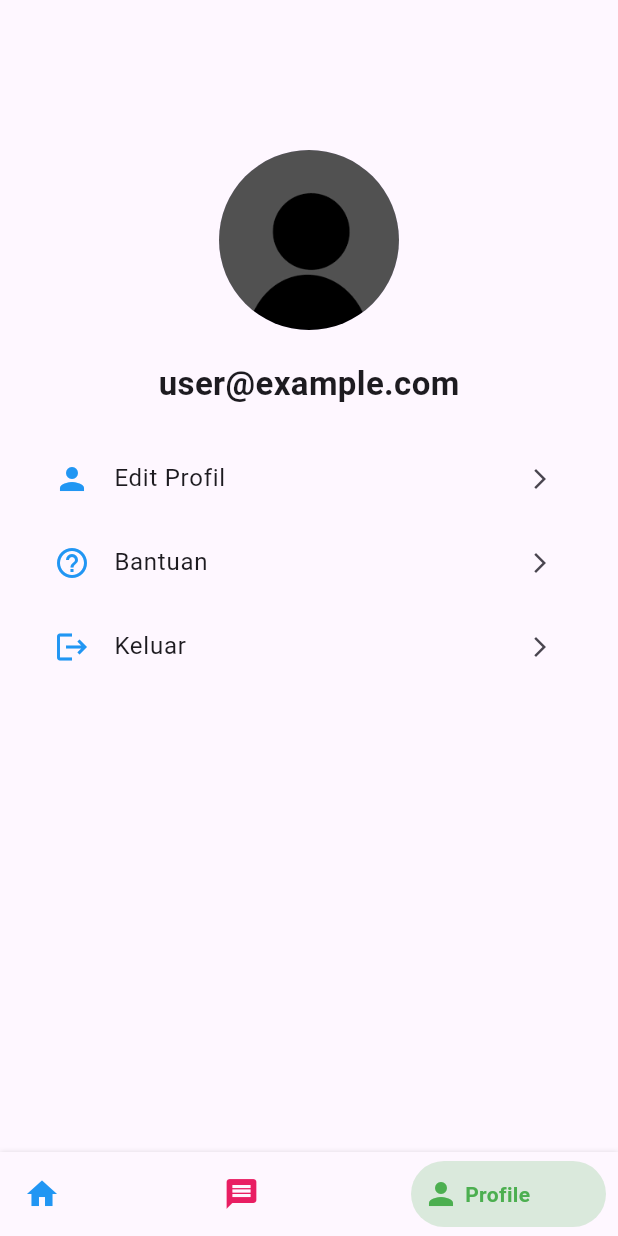
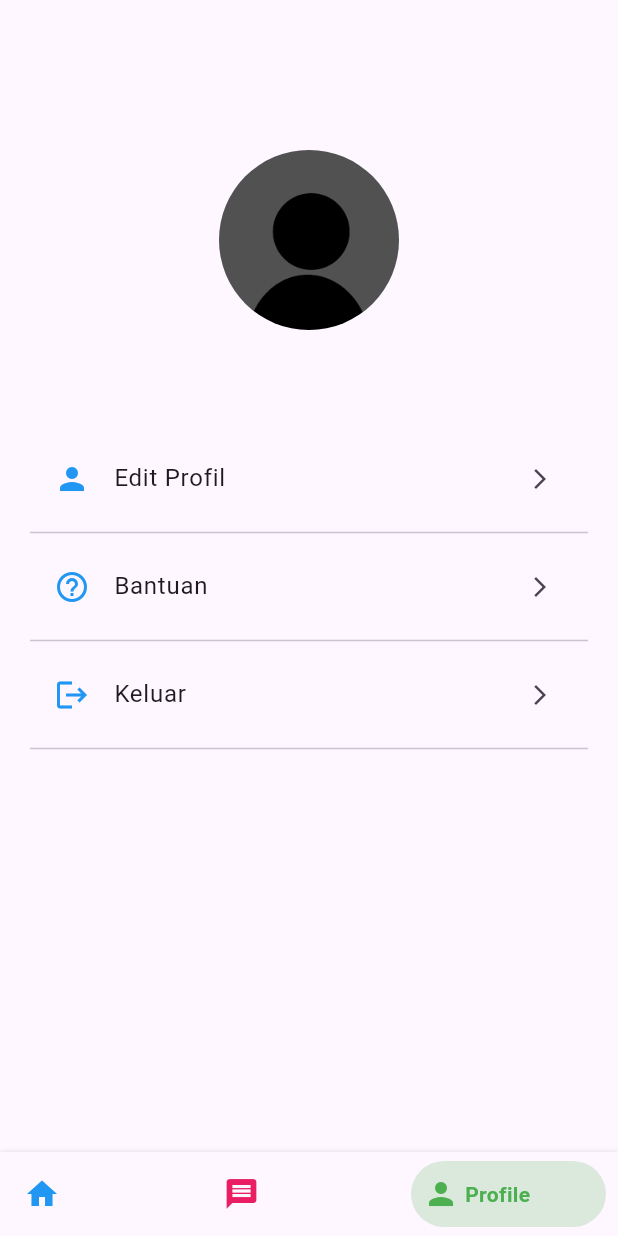
Before and after one commit to RafiRhnnn/kosanbaru, a Flutter app: the PencariKosScreen screen opened directly with empty values, item 3 of the bottom bar chosen, on a phone screen of 412 x 824 dp. Run offline on Flutter 3.47's test engine with Material 3 defaults, Android fonts, the phone set to English and light mode, and no system bars; drawn by our look-alikes of bottom_navy_bar; our stand-ins replace carousel_slider, supabase_flutter; accounts and stored records are empty.

Commit message:
email profile

```diff
--- a/lib/screens/pencarikos/pencarikos_screen.dart
+++ b/lib/screens/pencarikos/pencarikos_screen.dart
@@ -71,7 +71,7 @@ class _PencariKosScreenState extends State<PencariKosScreen> {
     final pages = [
       HomeScreen(onKosTap: _showKosDetail),
       PesananScreen(email: widget.email), // Kirim email ke PesananScreen
-      const ProfileScreen(),
+      ProfileScreen(email: widget.email)
     ];
 
     return Scaffold(
--- a/lib/screens/pencarikos/profile_screen.dart
+++ b/lib/screens/pencarikos/profile_screen.dart
@@ -2,29 +2,29 @@ import 'package:flutter/material.dart';
 import 'package:kosautb/screens/login/login_screen.dart';
 
 class ProfileScreen extends StatelessWidget {
-  const ProfileScreen({super.key});
+  final String email;
+
+  const ProfileScreen({super.key, required this.email});
 
   @override
   Widget build(BuildContext context) {
     return SingleChildScrollView(
       child: Column(
         children: [
-          // Foto Profil
           const SizedBox(height: 80),
           Container(
             margin: const EdgeInsets.only(top: 20),
-            child: CircleAvatar(
+            child: const CircleAvatar(
               radius: 60,
               backgroundImage: AssetImage('assets/images/profile.jpg'),
             ),
           ),
-
           const SizedBox(height: 20),
 
-          // Email Pengguna
-          const Text(
-            'user@example.com',
-            style: TextStyle(
+          // Menampilkan email pengguna dari login
+          Text(
+            email, // Menampilkan email dari parameter
+            style: const TextStyle(
               fontSize: 22,
               fontWeight: FontWeight.bold,
             ),
@@ -32,7 +32,6 @@ class ProfileScreen extends StatelessWidget {
 
           const SizedBox(height: 20),
 
-          // Informasi tambahan (opsional)
           Padding(
             padding: const EdgeInsets.symmetric(horizontal: 20),
             child: Column(
@@ -44,6 +43,8 @@ class ProfileScreen extends StatelessWidget {
                     // Tambahkan logika untuk navigasi ke halaman Edit Profil
                   },
                 ),
+                const Divider(), // Garis pembatas
+
                 _buildProfileOption(
                   icon: Icons.help_outline,
                   title: 'Bantuan',
@@ -51,19 +52,21 @@ class ProfileScreen extends StatelessWidget {
                     // Tambahkan logika untuk navigasi ke halaman Bantuan
                   },
                 ),
+                const Divider(), // Garis pembatas
+
                 _buildProfileOption(
                   icon: Icons.logout,
                   title: 'Keluar',
                   onTap: () {
-                    // Logika untuk logout
                     Navigator.pushAndRemoveUntil(
                       context,
                       MaterialPageRoute(
                           builder: (context) => const LoginScreen()),
-                      (route) => false, // Menghapus semua rute sebelumnya
+                      (route) => false,
                     );
                   },
                 ),
+                const Divider(),
               ],
             ),
           ),
@@ -72,7 +75,6 @@ class ProfileScreen extends StatelessWidget {
     );
   }
 
-  // Widget untuk item opsi di halaman profil
   Widget _buildProfileOption({
     required IconData icon,
     required String title,
```
